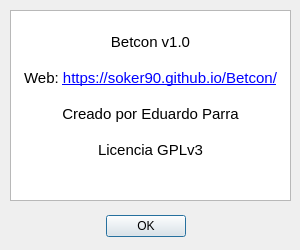
Qt form ui/about.ui (soker90/betcon) before a commit.
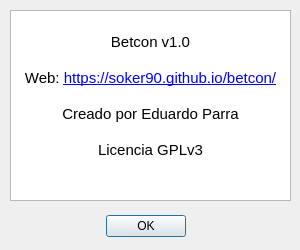
The same form after that commit.

```diff
--- a/ui/about.ui
+++ b/ui/about.ui
@@ -61,7 +61,7 @@
 &lt;p align=&quot;center&quot; style=&quot;-qt-paragraph-type:empty; margin-top:0px; margin-bottom:0px; margin-left:0px; margin-right:0px; -qt-block-indent:0; text-indent:0px;&quot;&gt;&lt;br /&gt;&lt;/p&gt;
 &lt;p align=&quot;center&quot; style=&quot; margin-top:0px; margin-bottom:0px; margin-left:0px; margin-right:0px; -qt-block-indent:0; text-indent:0px;&quot;&gt;Betcon v1.0&lt;/p&gt;
 &lt;p align=&quot;center&quot; style=&quot;-qt-paragraph-type:empty; margin-top:0px; margin-bottom:0px; margin-left:0px; margin-right:0px; -qt-block-indent:0; text-indent:0px;&quot;&gt;&lt;br /&gt;&lt;/p&gt;
-&lt;p align=&quot;center&quot; style=&quot; margin-top:0px; margin-bottom:0px; margin-left:0px; margin-right:0px; -qt-block-indent:0; text-indent:0px;&quot;&gt;Web: &lt;a href=&quot;https://soker90.github.io/Betcon/&quot;&gt;&lt;span style=&quot; text-decoration: underline; color:#0000ff;&quot;&gt;https://soker90.github.io/Betcon/&lt;/span&gt;&lt;/a&gt;&lt;/p&gt;
+&lt;p align=&quot;center&quot; style=&quot; margin-top:0px; margin-bottom:0px; margin-left:0px; margin-right:0px; -qt-block-indent:0; text-indent:0px;&quot;&gt;Web: &lt;a href=&quot;https://soker90.github.io/Betcon/&quot;&gt;&lt;span style=&quot; text-decoration: underline; color:#0000ff;&quot;&gt;https://soker90.github.io/betcon/&lt;/span&gt;&lt;/a&gt;&lt;/p&gt;
 &lt;p align=&quot;center&quot; style=&quot;-qt-paragraph-type:empty; margin-top:0px; margin-bottom:0px; margin-left:0px; margin-right:0px; -qt-block-indent:0; text-indent:0px;&quot;&gt;&lt;br /&gt;&lt;/p&gt;
 &lt;p align=&quot;center&quot; style=&quot; margin-top:0px; margin-bottom:0px; margin-left:0px; margin-right:0px; -qt-block-indent:0; text-indent:0px;&quot;&gt;Creado por Eduardo Parra&lt;/p&gt;
 &lt;p align=&quot;center&quot; style=&quot;-qt-paragraph-type:empty; margin-top:0px; margin-bottom:0px; margin-left:0px; margin-right:0px; -qt-block-indent:0; text-indent:0px;&quot;&gt;&lt;br /&gt;&lt;/p&gt;
```
